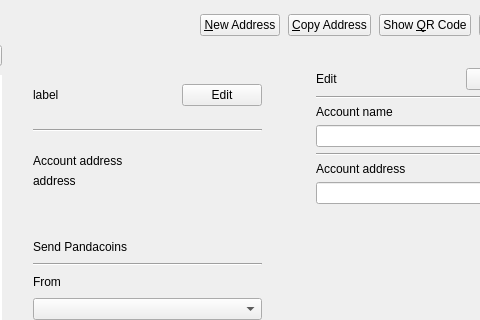
justthedoctor/pandacoin-dev, file src/qt/forms/donationbook.ui: the form before one commit; both pictures show x 299 to 779 and y 0 to 320 of the 893 by 411 pixel window.
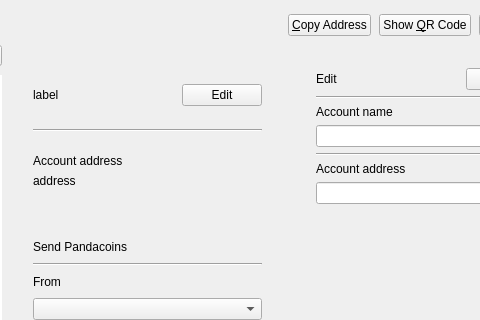
The form after the commit. Icons and pictures are not drawn. Custom widgets are drawn as their Qt base class.

The edit to the form file:
```diff
--- a/src/qt/forms/donationbook.ui
+++ b/src/qt/forms/donationbook.ui
@@ -68,20 +68,6 @@
        </property>
       </spacer>
      </item>
-     <item>
-      <widget class="QPushButton" name="newAddressButton">
-       <property name="toolTip">
-        <string>Create a new address</string>
-       </property>
-       <property name="text">
-        <string>&amp;New Address</string>
-       </property>
-       <property name="icon">
-        <iconset resource="../bitcoin.qrc">
-         <normaloff>:/icons/add</normaloff>:/icons/add</iconset>
-       </property>
-      </widget>
-     </item>
      <item>
       <widget class="QPushButton" name="copyToClipboard">
        <property name="toolTip">
```
